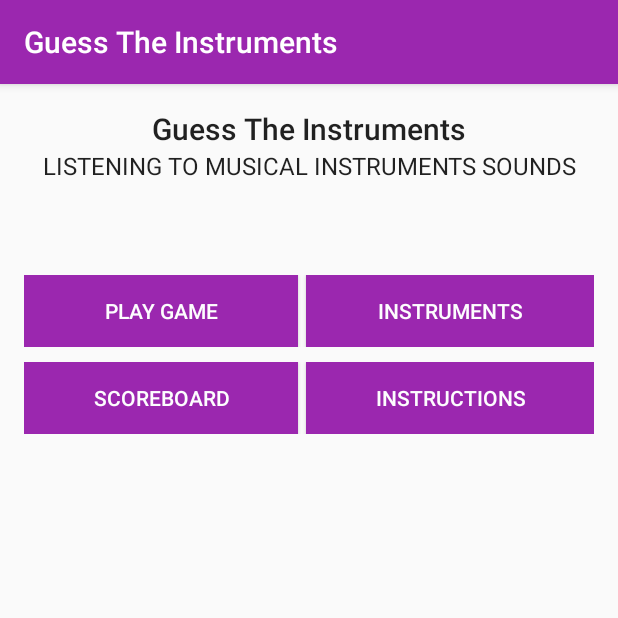
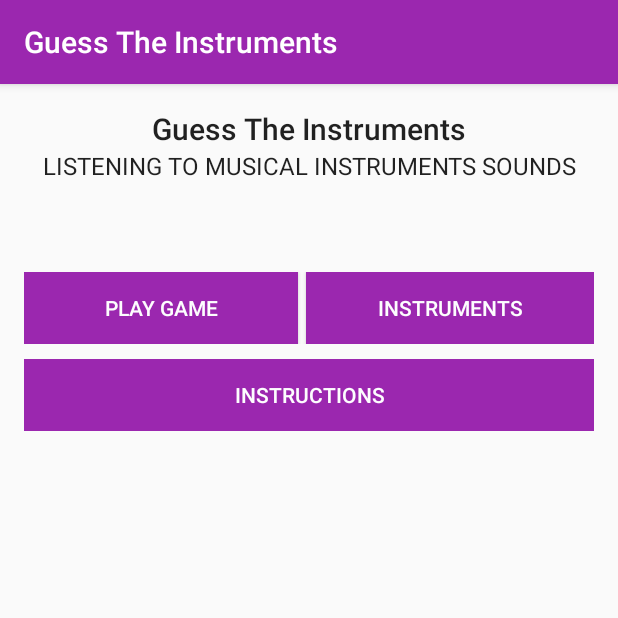
Before and after one commit to sherwin14/GuessTheInstruments, an Android app: the screen it shows after launch (MainActivity), on a phone screen of 412 x 824 dp, the top half of it. Run offline under Robolectric (Android 15) with nearby library versions, the phone set to English and light mode, and no system bars; libraries missing offline, so code that uses them is left out: org.litepal; 1 statement that could not run was skipped.

Commit message:
Remove Scoreboardbutton

```diff
--- a/app/src/main/AndroidManifest.xml
+++ b/app/src/main/AndroidManifest.xml
@@ -11,12 +11,11 @@
         android:theme="@style/AppTheme.NoActionBar">
 
         <meta-data android:name="com.webteq.guesstheinstruments.GlideConfiguration"
-            android:value="GlideModule"/>
+        android:value="GlideModule"/>
 
         <activity android:name=".activities.SplashScreen">
             <intent-filter>
                 <action android:name="android.intent.action.MAIN" />
-
                 <category android:name="android.intent.category.LAUNCHER" />
             </intent-filter>
         </activity>
@@ -27,7 +26,7 @@
             android:parentActivityName=".activities.MainActivity"
             android:theme="@style/AppTheme"/>
         <activity android:name=".activities.ChooseGameActivity"
-            android:theme="@style/AppTheme"/>
+        android:theme="@style/AppTheme"/>
         <activity android:name=".activities.GameActivity"
             android:theme="@style/AppTheme"/>
     </application>
--- a/app/src/main/java/com/webteq/guesstheinstruments/activities/MainActivity.java
+++ b/app/src/main/java/com/webteq/guesstheinstruments/activities/MainActivity.java
@@ -13,7 +13,7 @@ import com.webteq.guesstheinstruments.SoundMediaPlayer;
 
 public class MainActivity extends BaseActivity implements View.OnClickListener{
 
-    private Button playGame,instrument,scoreBoard,instructions;
+    private Button playGame,instrument,instructions;
 
 
     @Override
@@ -23,12 +23,10 @@ public class MainActivity extends BaseActivity implements View.OnClickListener{
 
         playGame = (Button) findViewById(R.id.buttonPlay);
         instrument = (Button) findViewById(R.id.buttonList);
-        scoreBoard = (Button) findViewById(R.id.buttonScoreBoard);
         instructions = (Button) findViewById(R.id.buttonInstruction);
 
         playGame.setOnClickListener(this);
         instrument.setOnClickListener(this);
-        scoreBoard.setOnClickListener(this);
         instructions.setOnClickListener(this);
 
     }
@@ -43,8 +41,6 @@ public class MainActivity extends BaseActivity implements View.OnClickListener{
             case R.id.buttonList:
                 Intent intent = new Intent(this,InstrumentsActivity.class);
                 startActivity(intent);
-                break;
-            case R.id.buttonScoreBoard:
                 break;
             case R.id.buttonInstruction:
                 break;
--- a/app/src/main/res/layout/activity_game.xml
+++ b/app/src/main/res/layout/activity_game.xml
@@ -77,6 +77,7 @@
         android:layout_alignParentStart="true"
         android:id="@+id/llBottom"
         >
+
         <Button
             android:layout_width="wrap_content"
             android:layout_height="wrap_content"
--- a/app/src/main/res/layout/activity_main.xml
+++ b/app/src/main/res/layout/activity_main.xml
@@ -32,16 +32,38 @@
         android:layout_alignLeft="@+id/textTitle"
         android:layout_alignStart="@+id/textTitle" />
 
+
     <LinearLayout
         android:layout_width="match_parent"
         android:layout_height="wrap_content"
         android:orientation="horizontal"
-        android:layout_marginTop="62dp"
+        android:layout_marginTop="10dp"
+        android:layout_below="@+id/llTop"
+        android:layout_alignParentLeft="true"
+        android:layout_alignParentStart="true"
+        android:id="@+id/llBottom"
+        >
+
+        <Button
+            android:layout_width="wrap_content"
+            android:layout_height="wrap_content"
+            android:id="@+id/buttonInstruction"
+            android:text="Instructions"
+            android:textColor="@color/colorLight"
+            android:background="@color/colorPrimary"
+            android:layout_weight="1"
+            />
+    </LinearLayout>
+
+    <LinearLayout
+        android:layout_width="match_parent"
+        android:layout_height="wrap_content"
+        android:orientation="horizontal"
+        android:layout_marginTop="60dp"
+        android:id="@+id/llTop"
         android:layout_below="@+id/textDescription"
         android:layout_alignParentLeft="true"
-        android:layout_alignParentStart="true"
-        android:id="@+id/llTop"
-        >
+        android:layout_alignParentStart="true">
         <Button
             android:layout_width="wrap_content"
             android:layout_height="wrap_content"
@@ -64,37 +86,4 @@
             />
     </LinearLayout>
 
-
-    <LinearLayout
-        android:layout_width="match_parent"
-        android:layout_height="wrap_content"
-        android:orientation="horizontal"
-        android:layout_marginTop="10dp"
-        android:layout_below="@+id/llTop"
-        android:layout_alignParentLeft="true"
-        android:layout_alignParentStart="true"
-        android:id="@+id/llBottom"
-        >
-        <Button
-            android:layout_width="wrap_content"
-            android:layout_height="wrap_content"
-            android:id="@+id/buttonScoreBoard"
-            android:text="ScoreBoard"
-            android:textColor="@color/colorLight"
-            android:background="@color/colorPrimary"
-            android:layout_weight="1"
-            android:layout_marginRight="5dp"
-            />
-
-        <Button
-            android:layout_width="wrap_content"
-            android:layout_height="wrap_content"
-            android:id="@+id/buttonInstruction"
-            android:text="Instructions"
-            android:textColor="@color/colorLight"
-            android:background="@color/colorPrimary"
-            android:layout_weight="1"
-            />
-    </LinearLayout>
-
 </RelativeLayout>
```
